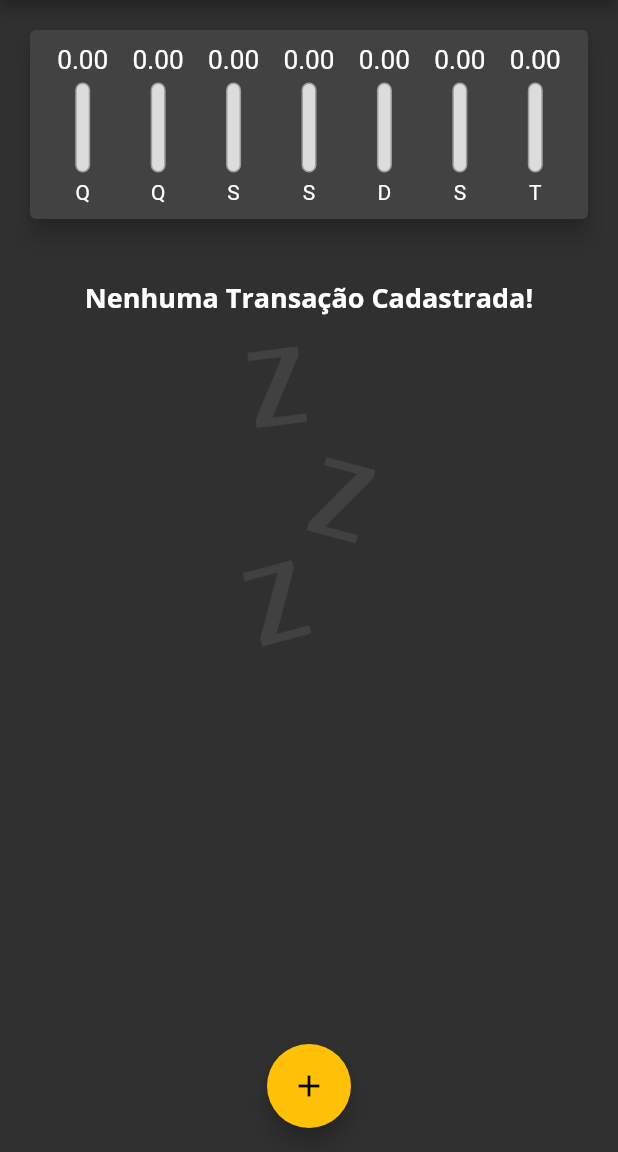
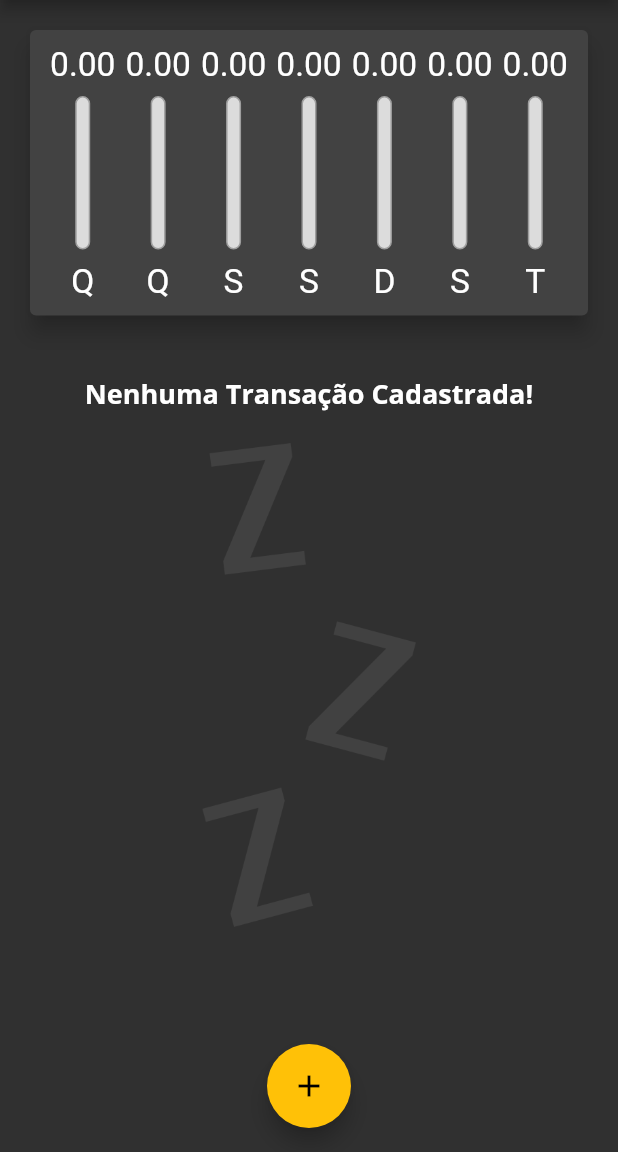
Before and after one commit to v10k/Flutter_Expenses, a Flutter app: the screen it shows after launch, on a phone screen of 412 x 824 dp, the part 84-1236 px from its top. Run offline on Flutter 3.47's test engine with Material 2 defaults, Android fonts, the phone set to English and light mode, and no system bars; missing offline and left inert: confirm_dialog.

Commit message:
Add responsiness to all components + started to make the app more adaptative according to ios/android platform.

```diff
--- a/04. Construindo App Real - Despesas Pessoais/expenses/lib/components/chart_bar.dart
+++ b/04. Construindo App Real - Despesas Pessoais/expenses/lib/components/chart_bar.dart
@@ -13,14 +13,16 @@ class ChartBar extends StatelessWidget {
 
   @override
   Widget build(BuildContext context) {
+    return LayoutBuilder(
+      builder: (ctx, constraints) {
         return Column(
         children: [
           SizedBox(
-            height: 20,
+              height: constraints.maxHeight * 0.15,
               child: FittedBox(child: Text(value.toStringAsFixed(2)))),
-        const SizedBox(height: 5),
+          SizedBox(height: constraints.maxHeight * 0.05),
           SizedBox(
-          height: 60,
+            height: constraints.maxHeight * 0.6,
             width: 10,
             child: Stack(
               alignment: Alignment.bottomCenter,
@@ -43,9 +45,12 @@ class ChartBar extends StatelessWidget {
               ],
             ),
           ),
-        const SizedBox(height: 5),
-        Text(label),
+          SizedBox(height: constraints.maxHeight * 0.05),
+          SizedBox(height: constraints.maxHeight * 0.15 ,child: FittedBox(child: Text(label))),
         ],
       );
       }
+
+    );
   }
+}
--- a/04. Construindo App Real - Despesas Pessoais/expenses/lib/components/transaction_list.dart
+++ b/04. Construindo App Real - Despesas Pessoais/expenses/lib/components/transaction_list.dart
@@ -8,27 +8,30 @@ class TransactionList extends StatelessWidget {
   final void Function(String) onRemove;
   final void Function(Transaction editable) onEditable;
 
-  const TransactionList(this.transactions, this.onRemove, this.onEditable, {super.key});
+  const TransactionList(this.transactions, this.onRemove, this.onEditable,
+      {super.key});
 
   @override
   Widget build(BuildContext context) {
-    return SizedBox(
-      height: 300,
-      child: transactions.isEmpty
-          ? Column(
+    return transactions.isEmpty
+        ? LayoutBuilder(
+            builder: (context, constraints) {
+              return Column(
                 children: [
                   const SizedBox(height: 20),
                   Text('Nenhuma Transação Cadastrada!',
                       style: Theme.of(context).textTheme.titleLarge),
                   const SizedBox(height: 20),
                   SizedBox(
-                  height: 200,
+                    height: constraints.maxHeight * 0.6,
                     child: Image.asset(
                       'assets/images/waiting.png',
                       fit: BoxFit.cover,
                     ),
                   ),
                 ],
+              );
+            },
           )
         : ListView.builder(
             itemCount: transactions.length,
@@ -36,8 +39,7 @@ class TransactionList extends StatelessWidget {
               final tr = transactions[index];
               return Card(
                 elevation: 5,
-                  margin:
-                      const EdgeInsets.symmetric(vertical: 8, horizontal: 5),
+                margin: const EdgeInsets.symmetric(vertical: 8, horizontal: 5),
                 child: ListTile(
                   leading: CircleAvatar(
                     radius: 30,
@@ -53,7 +55,32 @@ class TransactionList extends StatelessWidget {
                   subtitle: Text(
                     DateFormat('d MMM y').format(tr.date),
                   ),
-                    trailing: Wrap(children: [
+                  trailing: MediaQuery.of(context).size.width > 480
+                      ? Wrap(
+                          children: [
+                            TextButton.icon(
+                              onPressed: () => onEditable(tr),
+                              icon: const Icon(Icons.edit),
+                              label: const Text('Editar'),
+                              style: ButtonStyle(
+                                foregroundColor:
+                                    MaterialStateProperty.all<Color>(
+                                        Theme.of(context).colorScheme.outline),
+                              ),
+                            ),
+                            TextButton.icon(
+                              onPressed: () => onRemove(tr.id),
+                              icon: const Icon(Icons.delete),
+                              label: const Text('Excluir'),
+                              style: ButtonStyle(
+                                foregroundColor:
+                                    MaterialStateProperty.all<Color>(
+                                        Theme.of(context).colorScheme.error),
+                              ),
+                            ),
+                          ],
+                        )
+                      : Wrap(children: [
                           IconButton(
                             icon: const Icon(Icons.edit),
                             color: Theme.of(context).colorScheme.outline,
@@ -75,7 +102,6 @@ class TransactionList extends StatelessWidget {
                 ),
               );
             },
-            ),
           );
   }
 }
--- a/04. Construindo App Real - Despesas Pessoais/expenses/lib/main.dart
+++ b/04. Construindo App Real - Despesas Pessoais/expenses/lib/main.dart
@@ -1,3 +1,7 @@
+import 'dart:math';
+import 'dart:io';
+
+import 'package:flutter/cupertino.dart';
 import 'package:flutter/material.dart';
 import 'package:expenses/components/transaction_form.dart';
 import 'package:expenses/components/transaction_list.dart';
@@ -6,7 +10,6 @@ import 'package:flutter_localizations/flutter_localizations.dart';
 import 'models/transaction.dart';
 import 'package:intl/date_symbol_data_local.dart';
 import 'package:intl/intl.dart';
-import 'dart:math';
 
 main() => runApp(ExpensesApp());
 
@@ -18,6 +21,7 @@ class ExpensesApp extends StatelessWidget {
   Widget build(BuildContext context) {
     initializeDateFormatting('pt_BR', null);
     Intl.defaultLocale = 'pt_BR';
+
     return MaterialApp(
       home: const MyHomePage(),
       theme: tema.copyWith(
@@ -27,9 +31,9 @@ class ExpensesApp extends StatelessWidget {
           outline: Colors.orange,
         ),
         textTheme: tema.textTheme.copyWith(
-            titleLarge: const TextStyle(
+            titleLarge: TextStyle(
               fontFamily: 'OpenSans',
-              fontSize: 18,
+              fontSize: 18 * MediaQuery.of(context).textScaleFactor,
               fontWeight: FontWeight.bold,
               color: Colors.white,
             ),
@@ -39,15 +43,16 @@ class ExpensesApp extends StatelessWidget {
             )),
         appBarTheme: AppBarTheme(
           color: Colors.purple.shade900,
-          titleTextStyle: const TextStyle(
+          titleTextStyle: TextStyle(
             fontFamily: 'OpenSans',
-            fontSize: 20,
+            fontSize: 20 * MediaQuery.of(context).textScaleFactor,
             fontWeight: FontWeight.bold,
           ),
         ),
       ),
       localizationsDelegates: const [
         GlobalMaterialLocalizations.delegate,
+        GlobalCupertinoLocalizations.delegate,
         GlobalWidgetsLocalizations.delegate,
       ],
       supportedLocales: const [Locale('pt', 'BR')],
@@ -64,6 +69,7 @@ class MyHomePage extends StatefulWidget {
 
 class _MyHomePageState extends State<MyHomePage> {
   final List<Transaction> _transactions = [];
+  bool _showChart = false;
 
   List<Transaction> get _recentTransactions {
     return _transactions.where((tr) {
@@ -98,7 +104,8 @@ class _MyHomePageState extends State<MyHomePage> {
       return;
     }
     setState(() {
-      _transactions[index] = Transaction(id: id, title: title, value: value, date: date);
+      _transactions[index] =
+          Transaction(id: id, title: title, value: value, date: date);
     });
 
     Navigator.of(context).pop();
@@ -112,6 +119,7 @@ class _MyHomePageState extends State<MyHomePage> {
   _openTransactionFormModal(BuildContext context,
       {Transaction? editableTransaction}) {
     showModalBottomSheet(
+        isScrollControlled: true,
         context: context,
         builder: (_) {
           return (editableTransaction == null)
@@ -121,32 +129,98 @@ class _MyHomePageState extends State<MyHomePage> {
         });
   }
 
+  Widget _getIconButton(IconData icon, Function() fn) {
+    return Platform.isIOS
+        ? GestureDetector(onTap: fn, child: Icon(icon))
+        : IconButton(icon: Icon(icon), onPressed: fn);
+  }
+
   @override
   Widget build(BuildContext context) {
-    return Scaffold(
-      appBar: AppBar(
+    final mediaQuery = MediaQuery.of(context);
+    bool isLandscape = mediaQuery.orientation == Orientation.landscape;
+
+    final actions = [
+      if (isLandscape)
+        _getIconButton(
+          _showChart ? Icons.list : Icons.bar_chart,
+          () {
+            setState(() {
+              _showChart = !_showChart;
+            });
+          },
+        ),
+      _getIconButton(
+        Platform.isIOS ? CupertinoIcons.add : Icons.add,
+        () => _openTransactionFormModal(context),
+      ),
+    ];
+
+    final PreferredSizeWidget appBar = AppBar(
       title: const Text('Despesas Pessoais'),
-        actions: [
-          IconButton(
-              onPressed: () => _openTransactionFormModal(context),
-              icon: const Icon(Icons.add))
-        ],
-      ),
-      body: SingleChildScrollView(
+      actions: actions,
+    );
+
+    final availableHeight = mediaQuery.size.height -
+        appBar.preferredSize.height -
+        mediaQuery.padding.top;
+
+    final bodyPage = SingleChildScrollView(
       child: Column(
         crossAxisAlignment: CrossAxisAlignment.stretch,
         children: <Widget>[
-            Chart(_recentTransactions),
-            TransactionList(
+          // if (isLandscape)
+          //   Row(
+          //     mainAxisAlignment: MainAxisAlignment.center,
+          //     children: [
+          //       const Text('Exibir Gráfico'),
+          //       Switch.adaptive(
+          //           activeColor: Theme.of(context).colorScheme.secondary,
+          //           value: _showChart,
+          //           onChanged: (value) {
+          //             setState(() {
+          //               _showChart = value;
+          //             });
+          //           }),
+          //     ],
+          //   ),
+          if (_showChart || !isLandscape)
+            SizedBox(
+              height: availableHeight * (isLandscape ? 0.8 : 0.3),
+              child: Chart(_recentTransactions),
+            ),
+          if (!_showChart || !isLandscape)
+            SizedBox(
+              height: availableHeight * (isLandscape ? 1 : 0.7),
+              child: TransactionList(
                   _transactions, _removeTransaction, _sendEditableTransaction),
+            ),
         ],
       ),
+    );
+
+    return Platform.isIOS
+        ? CupertinoPageScaffold(
+            navigationBar: CupertinoNavigationBar(
+              middle: const Text('Despesas Pessoais'),
+              trailing: Row(
+                mainAxisSize: MainAxisSize.min,
+                children: actions,
               ),
-      floatingActionButton: FloatingActionButton(
+            ),
+            child: bodyPage,
+          )
+        : Scaffold(
+            appBar: appBar,
+            body: bodyPage,
+            floatingActionButton: Platform.isIOS
+                ? Container()
+                : FloatingActionButton(
                     onPressed: () => _openTransactionFormModal(context),
                     child: const Icon(Icons.add),
                   ),
-      floatingActionButtonLocation: FloatingActionButtonLocation.centerFloat,
+            floatingActionButtonLocation:
+                FloatingActionButtonLocation.centerFloat,
           );
   }
 }
```
Also changed, not shown: 04. Construindo App Real - Despesas Pessoais/expenses/lib/components/transaction_form.dart (+11 -4 lines). Lines whose indentation alone changed are shown as unchanged.
